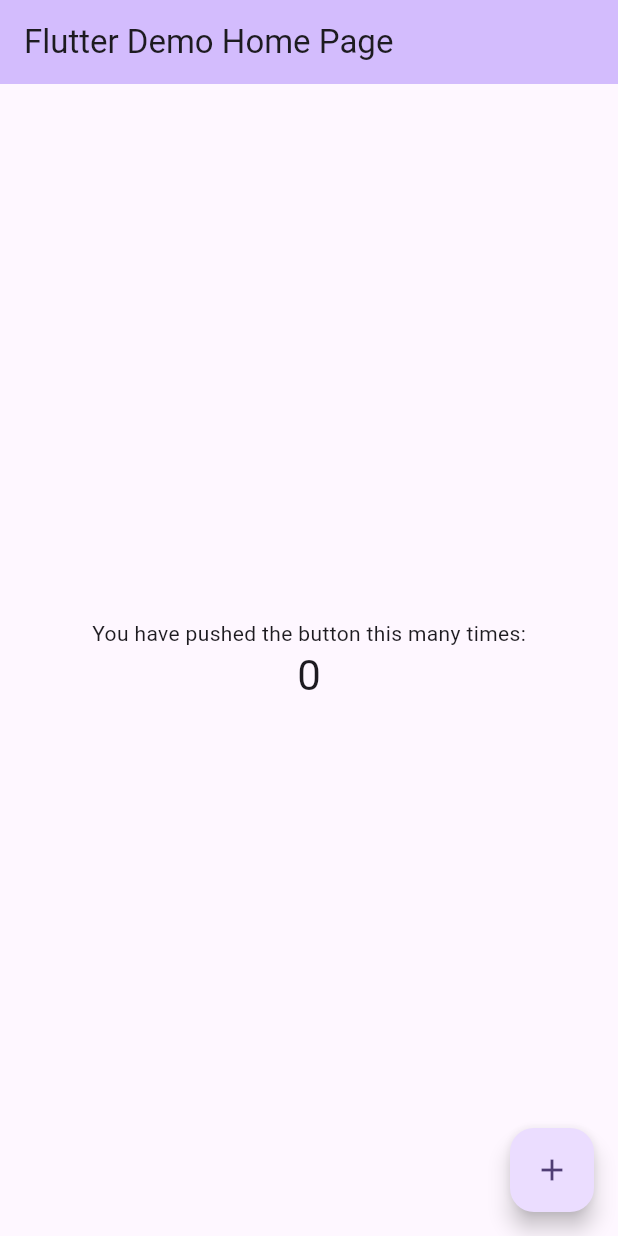
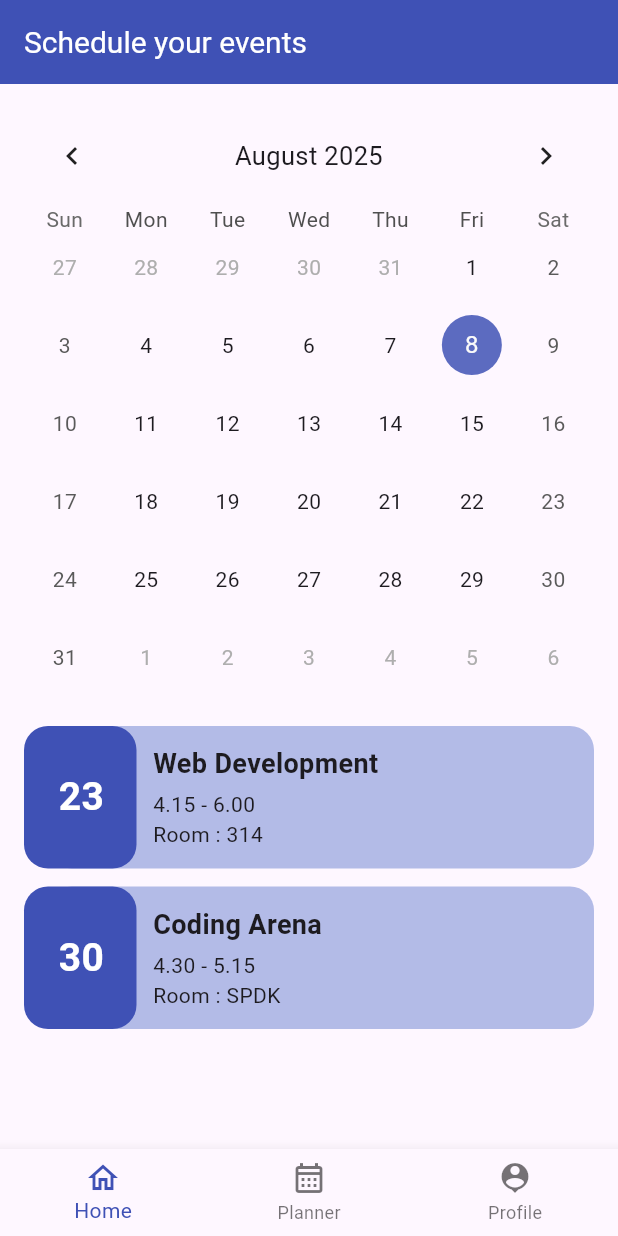
Before and after one commit to Arunrxj-v/Slot_booking_App, a Flutter app: the screen it shows after launch, on a phone screen of 412 x 824 dp. Run offline on Flutter 3.47's test engine with Material 3 defaults, Android fonts, the phone set to English and light mode, and no system bars; drawn by our look-alikes of table_calendar.

Commit message:
Add entire Slot_booking_App project to Vismaya-Gawri-Krishnan branch

```diff
--- /dev/null
+++ b/slot_booking/lib/calendar.dart
@@ -0,0 +1,197 @@
+import 'package:flutter/material.dart';
+import 'package:table_calendar/table_calendar.dart';
+
+void main() => runApp(const MyApp());
+
+class MyApp extends StatelessWidget {
+  const MyApp({super.key});
+
+  @override
+  Widget build(BuildContext context) {
+    return const MaterialApp(
+      debugShowCheckedModeBanner: false,
+      home: Calendar(),
+    );
+  }
+}
+
+class Calendar extends StatefulWidget {
+  const Calendar({super.key});
+
+  @override
+  State<Calendar> createState() => _CalendarState();
+}
+
+class _CalendarState extends State<Calendar> {
+  DateTime today = DateTime.now();
+  int _currentIndex = 0;
+
+  void _onDaySelected(DateTime selectedDay, DateTime focusedDay) {
+    setState(() {
+      today = selectedDay;
+    });
+  }
+
+  void _onTabTapped(int index) {
+    setState(() {
+      _currentIndex = index;
+    });
+  }
+
+  @override
+  Widget build(BuildContext context) {
+    return Scaffold(
+      appBar: AppBar(
+        title: const Text(
+          "Schedule your events",
+          style: TextStyle(
+            color: Colors.white,
+            fontFamily: 'Roboto',
+            fontSize: 20,
+          ),
+        ),
+        backgroundColor: Colors.indigo,
+      ),
+      body: SingleChildScrollView(
+        child: Padding(
+          padding: const EdgeInsets.all(16),
+          child: Column(
+            children: [
+              TableCalendar(
+                headerStyle: const HeaderStyle(
+                  titleCentered: true,
+                  formatButtonVisible: false,
+                ),
+                availableGestures: AvailableGestures.all,
+                focusedDay: today,
+                firstDay: DateTime.utc(2025, 1, 1),
+                lastDay: DateTime.utc(2025, 12, 31),
+                selectedDayPredicate: (day) => isSameDay(today, day),
+                onDaySelected: _onDaySelected,
+              ),
+              const SizedBox(height: 20),
+              const UpcomingEvent(
+                date: '23',
+                title: 'Web Development',
+                time: '4.15 - 6.00',
+                room: '314',
+              ),
+              const SizedBox(height: 12),
+              const UpcomingEvent(
+                date: '30',
+                title: 'Coding Arena',
+                time: '4.30 - 5.15',
+                room: 'SPDK',
+              ),
+            ],
+          ),
+        ),
+      ),
+      bottomNavigationBar: BottomNavigationBar(
+        currentIndex: _currentIndex,
+        onTap: _onTabTapped,
+        selectedItemColor: Colors.indigo,
+        items: const [
+          BottomNavigationBarItem(
+            icon: Icon(Icons.home_outlined),
+            label: 'Home',
+          ),
+          BottomNavigationBarItem(
+            icon: Icon(Icons.calendar_month_outlined),
+            label: 'Planner',
+          ),
+          BottomNavigationBarItem(
+            icon: Icon(Icons.person_pin),
+            label: 'Profile',
+          ),
+        ],
+      ),
+    );
+  }
+}
+
+class UpcomingEvent extends StatelessWidget {
+  final String date;
+  final String title;
+  final String time;
+  final String room;
+
+  const UpcomingEvent({
+    super.key,
+    required this.date,
+    required this.title,
+    required this.time,
+    required this.room,
+  });
+
+  @override
+  Widget build(BuildContext context) {
+    return SizedBox(
+      height: 95,
+      child: Stack(
+        clipBehavior: Clip.none,
+        children: [
+
+          Positioned(
+            left: 16,
+            right: 0,
+            top: 0,
+            bottom: 0,
+            child: Container(
+              padding: const EdgeInsets.fromLTRB(70, 12, 12, 12),
+              decoration: BoxDecoration(
+                color: const Color.fromARGB(255, 179, 187, 231),
+                borderRadius: BorderRadius.circular(16),
+              ),
+              child: Column(
+                crossAxisAlignment: CrossAxisAlignment.start,
+                mainAxisAlignment: MainAxisAlignment.center,
+                children: [
+                  Text(
+                    title,
+                    style: const TextStyle(
+                      fontSize: 18,
+                      fontWeight: FontWeight.w600,
+                    ),
+                  ),
+                  const SizedBox(height: 4),
+                  Text(
+                    time,
+                    style: const TextStyle(fontSize: 14),
+                  ),
+                  Text(
+                    'Room : $room',
+                    style: const TextStyle(fontSize: 14),
+                  ),
+                ],
+              ),
+            ),
+          ),
+
+          Positioned(
+            left: 0,
+            top: 0,
+            bottom: 0,
+            child: Container(
+              width: 75,
+              decoration: BoxDecoration(
+                color: Colors.indigo,
+                borderRadius: BorderRadius.circular(16),
+              ),
+              padding: const EdgeInsets.only(left: 23),
+              alignment: Alignment.centerLeft,
+              child: Text(
+                date,
+                style: const TextStyle(
+                  fontSize: 26,
+                  fontWeight: FontWeight.bold,
+                  color: Colors.white,
+                ),
+              ),
+            ),
+          ),
+        ],
+      ),
+    );
+  }
+}
--- a/slot_booking/lib/main.dart
+++ b/slot_booking/lib/main.dart
@@ -1,4 +1,5 @@
 import 'package:flutter/material.dart';
+import 'calendar.dart';
 
 void main() {
   runApp(const MyApp());
@@ -7,116 +8,16 @@ void main() {
 class MyApp extends StatelessWidget {
   const MyApp({super.key});
 
-  // This widget is the root of your application.
   @override
   Widget build(BuildContext context) {
     return MaterialApp(
-      title: 'Flutter Demo',
+      title: 'Calendar',
+      debugShowCheckedModeBanner: false,
       theme: ThemeData(
-        // This is the theme of your application.
-        //
-        // TRY THIS: Try running your application with "flutter run". You'll see
-        // the application has a purple toolbar. Then, without quitting the app,
-        // try changing the seedColor in the colorScheme below to Colors.green
-        // and then invoke "hot reload" (save your changes or press the "hot
-        // reload" button in a Flutter-supported IDE, or press "r" if you used
-        // the command line to start the app).
-        //
-        // Notice that the counter didn't reset back to zero; the application
-        // state is not lost during the reload. To reset the state, use hot
-        // restart instead.
-        //
-        // This works for code too, not just values: Most code changes can be
-        // tested with just a hot reload.
-        colorScheme: ColorScheme.fromSeed(seedColor: Colors.deepPurple),
+        primarySwatch: Colors.indigo,
+        useMaterial3: true,
       ),
-      home: const MyHomePage(title: 'Flutter Demo Home Page'),
+      home: const Calendar(),
     );
   }
 }
-
-class MyHomePage extends StatefulWidget {
-  const MyHomePage({super.key, required this.title});
-
-  // This widget is the home page of your application. It is stateful, meaning
-  // that it has a State object (defined below) that contains fields that affect
-  // how it looks.
-
-  // This class is the configuration for the state. It holds the values (in this
-  // case the title) provided by the parent (in this case the App widget) and
-  // used by the build method of the State. Fields in a Widget subclass are
-  // always marked "final".
-
-  final String title;
-
-  @override
-  State<MyHomePage> createState() => _MyHomePageState();
-}
-
-class _MyHomePageState extends State<MyHomePage> {
-  int _counter = 0;
-
-  void _incrementCounter() {
-    setState(() {
-      // This call to setState tells the Flutter framework that something has
-      // changed in this State, which causes it to rerun the build method below
-      // so that the display can reflect the updated values. If we changed
-      // _counter without calling setState(), then the build method would not be
-      // called again, and so nothing would appear to happen.
-      _counter++;
-    });
-  }
-
-  @override
-  Widget build(BuildContext context) {
-    // This method is rerun every time setState is called, for instance as done
-    // by the _incrementCounter method above.
-    //
-    // The Flutter framework has been optimized to make rerunning build methods
-    // fast, so that you can just rebuild anything that needs updating rather
-    // than having to individually change instances of widgets.
-    return Scaffold(
-      appBar: AppBar(
-        // TRY THIS: Try changing the color here to a specific color (to
-        // Colors.amber, perhaps?) and trigger a hot reload to see the AppBar
-        // change color while the other colors stay the same.
-        backgroundColor: Theme.of(context).colorScheme.inversePrimary,
-        // Here we take the value from the MyHomePage object that was created by
-        // the App.build method, and use it to set our appbar title.
-        title: Text(widget.title),
-      ),
-      body: Center(
-        // Center is a layout widget. It takes a single child and positions it
-        // in the middle of the parent.
-        child: Column(
-          // Column is also a layout widget. It takes a list of children and
-          // arranges them vertically. By default, it sizes itself to fit its
-          // children horizontally, and tries to be as tall as its parent.
-          //
-          // Column has various properties to control how it sizes itself and
-          // how it positions its children. Here we use mainAxisAlignment to
-          // center the children vertically; the main axis here is the vertical
-          // axis because Columns are vertical (the cross axis would be
-          // horizontal).
-          //
-          // TRY THIS: Invoke "debug painting" (choose the "Toggle Debug Paint"
-          // action in the IDE, or press "p" in the console), to see the
-          // wireframe for each widget.
-          mainAxisAlignment: MainAxisAlignment.center,
-          children: <Widget>[
-            const Text('You have pushed the button this many times:'),
-            Text(
-              '$_counter',
-              style: Theme.of(context).textTheme.headlineMedium,
-            ),
-          ],
-        ),
-      ),
-      floatingActionButton: FloatingActionButton(
-        onPressed: _incrementCounter,
-        tooltip: 'Increment',
-        child: const Icon(Icons.add),
-      ), // This trailing comma makes auto-formatting nicer for build methods.
-    );
-  }
-}
--- a/slot_booking/pubspec.yaml
+++ b/slot_booking/pubspec.yaml
@@ -30,6 +30,7 @@ environment:
 dependencies:
   flutter:
     sdk: flutter
+  table_calendar: ^3.0.9
 
   # The following adds the Cupertino Icons font to your application.
   # Use with the CupertinoIcons class for iOS style icons.
```
Also changed, not shown: slot_booking/pubspec.lock.
